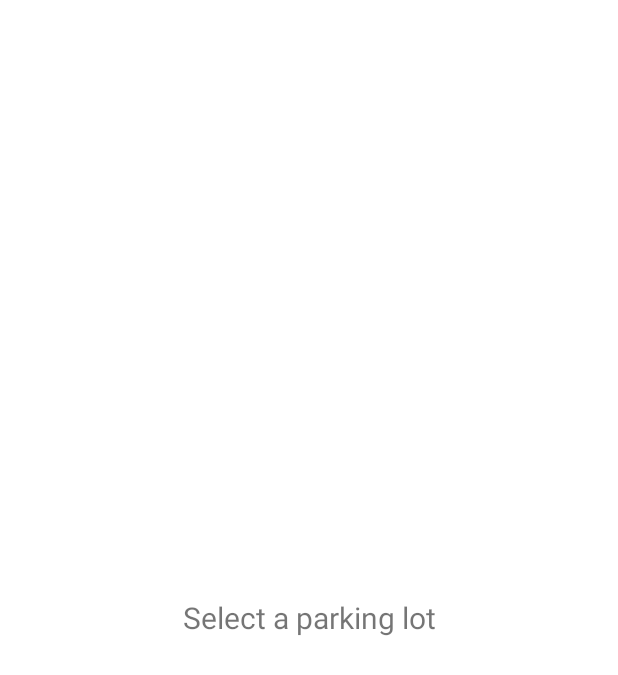
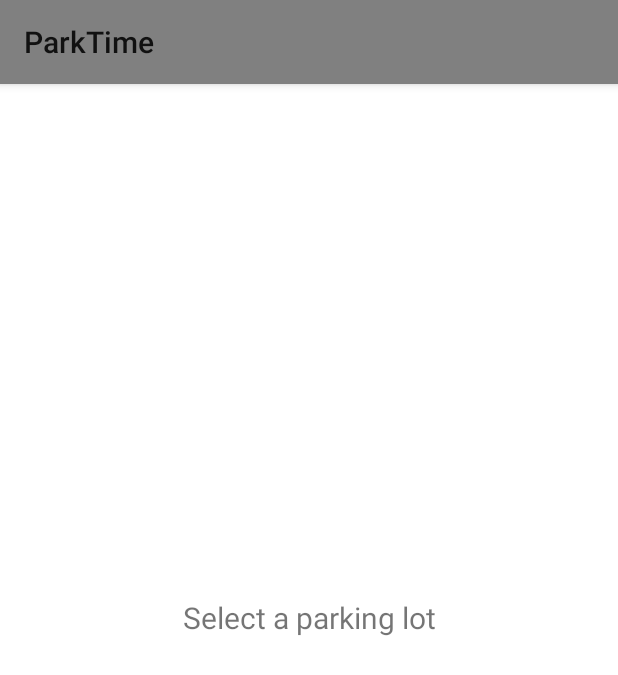
Before and after one commit to SafetyMarcus/ParkTimeAndroi, an Android app: the screen it shows after launch (MainActivity), on a phone screen of 412 x 824 dp. Shown: the top 675 px of the screen. Run offline under Robolectric (Android 15) with nearby library versions, the phone set to English and light mode, and no system bars.

Commit message:
Adding toolbar

```diff
--- a/app/src/main/java/au/com/parktime/MainActivity.java
+++ b/app/src/main/java/au/com/parktime/MainActivity.java
@@ -4,7 +4,8 @@ import android.app.Activity;
 import android.app.ActivityOptions;
 import android.content.Intent;
 import android.os.Bundle;
-import android.support.v4.app.FragmentActivity;
+import android.support.v7.app.AppCompatActivity;
+import android.support.v7.widget.Toolbar;
 import android.view.View;
 import android.widget.RelativeLayout;
 import android.widget.TextView;
@@ -13,7 +14,7 @@ import com.google.android.gms.common.GooglePlayServicesRepairableException;
 import com.google.android.gms.location.places.Place;
 import com.google.android.gms.location.places.ui.PlacePicker;
 
-public class MainActivity extends FragmentActivity
+public class MainActivity extends AppCompatActivity
 {
 	private static final int PICKER_CODE = 1234;
 
@@ -23,6 +24,10 @@ public class MainActivity extends FragmentActivity
 		super.onCreate(savedInstanceState);
 
 		setContentView(R.layout.main_activity);
+		Toolbar toolbar = (Toolbar) findViewById(R.id.toolbar);
+		setSupportActionBar(toolbar);
+		setTitle("ParkTime");
+
 		RelativeLayout parkingButton = (RelativeLayout) findViewById(R.id.parking_button);
 		parkingButton.setOnClickListener(new ParkingClickListener());
 	}
--- a/app/src/main/res/layout/main_activity.xml
+++ b/app/src/main/res/layout/main_activity.xml
@@ -3,6 +3,8 @@
                 android:layout_width="match_parent"
                 android:layout_height="match_parent"
                 android:background="@drawable/white_selector">
+
+    <include layout="@layout/toolbar"/>
 
     <TextView
         android:id="@+id/parking_text"
@@ -10,6 +12,7 @@
         android:layout_height="wrap_content"
         android:transitionName="@string/location_transition"
         android:layout_centerInParent="true"
+        android:layout_marginTop="?attr/actionBarSize"
         android:clickable="false"
         android:text="Select a parking lot"
         android:textSize="20sp"
--- /dev/null
+++ b/app/src/main/res/layout/toolbar.xml
@@ -0,0 +1,10 @@
+<?xml version="1.0" encoding="utf-8"?>
+<android.support.v7.widget.Toolbar
+    xmlns:android="http://schemas.android.com/apk/res/android"
+    xmlns:tools="http://schemas.android.com/tools"
+    android:id="@+id/toolbar"
+    android:layout_width="match_parent"
+    android:layout_height="?attr/actionBarSize"
+    android:elevation="4dp"
+    android:background="@color/gray"
+    tools:showIn="@layout/main_activity"/>
--- a/app/src/main/res/values-v21/styles.xml
+++ b/app/src/main/res/values-v21/styles.xml
@@ -1,6 +1,6 @@
 <?xml version="1.0" encoding="utf-8"?>
 <resources>
-    <style name="AppTheme" parent="Theme.AppCompat.Light.DarkActionBar">
+    <style name="AppTheme" parent="Theme.AppCompat.Light.NoActionBar">
         <item name="android:windowContentTransitions">true</item>
         <item name="android:windowAllowEnterTransitionOverlap">true</item>
         <item name="android:windowAllowReturnTransitionOverlap">true</item>
--- a/app/src/main/res/values/colours.xml
+++ b/app/src/main/res/values/colours.xml
@@ -5,4 +5,5 @@
     <color name="green">#05B005</color>
     <color name="green_accent">#047504</color>
     <color name="accent">#B5B5B5</color>
+    <color name="gray">#808080</color>
 </resources>
--- a/app/src/main/res/values/styles.xml
+++ b/app/src/main/res/values/styles.xml
@@ -1,8 +1,8 @@
 <resources>
 
     <!-- Base application theme. -->
-    <style name="AppTheme" parent="Theme.AppCompat.Light.DarkActionBar">
-        <!-- Customize your theme here. -->
+    <style name="AppTheme" parent="Theme.AppCompat.Light.NoActionBar">
+        <item name="android:textColor">@android:color/white</item>
     </style>
 
 </resources>
```
